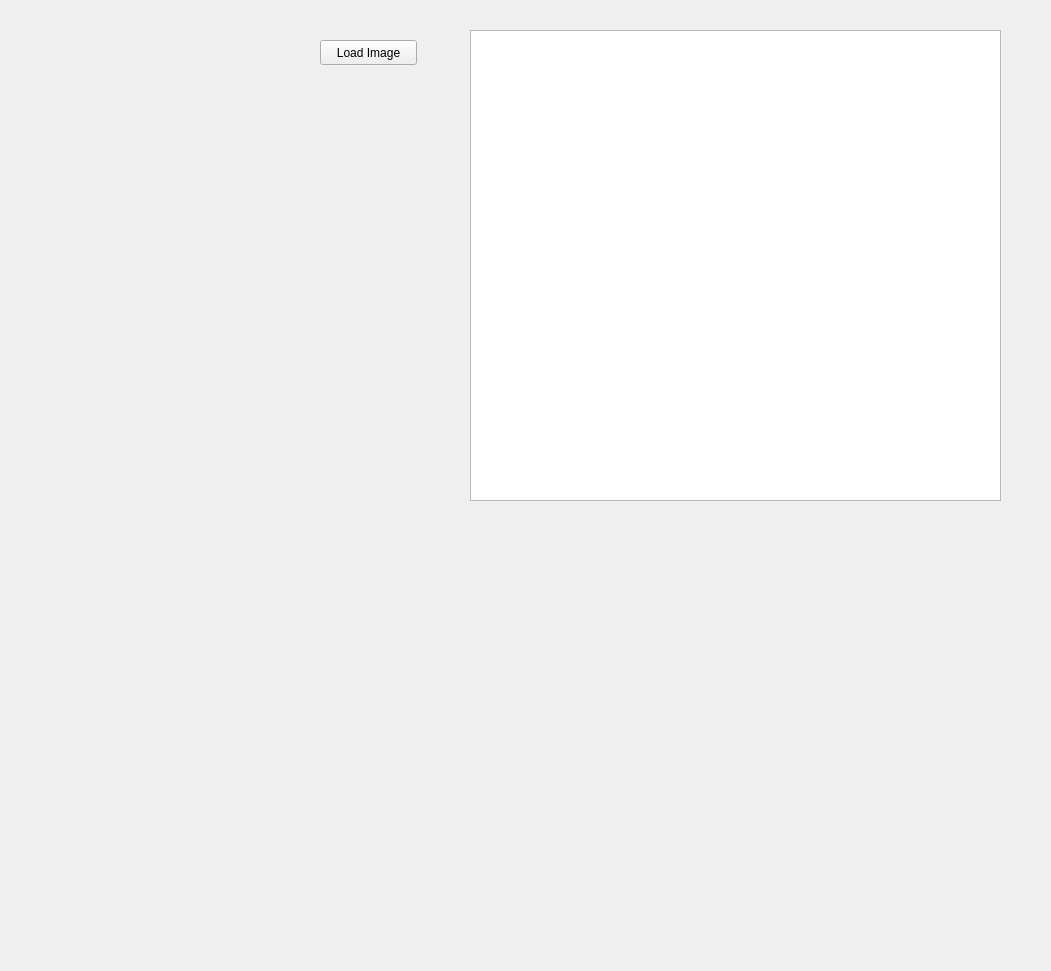
Qt form viewerform.ui (S-N-A/dicomClient) before a commit.
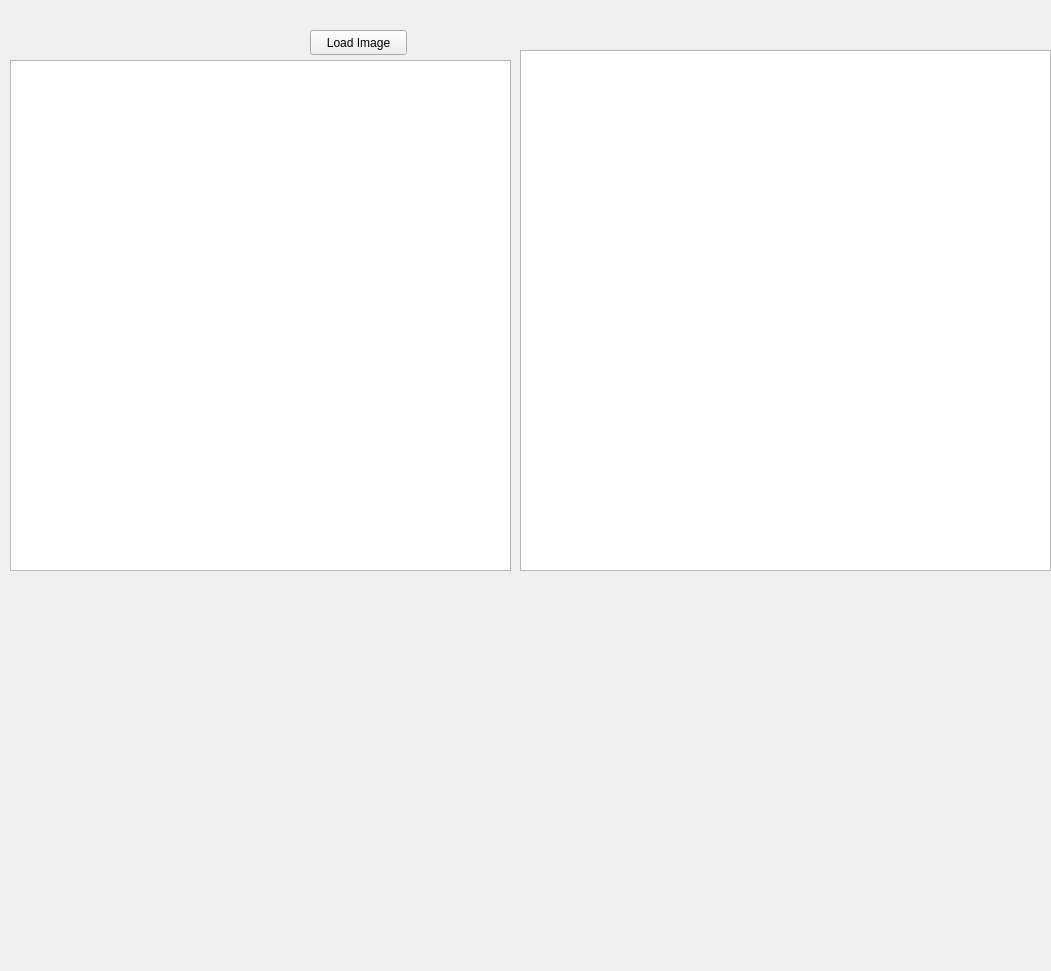
The same form after that commit. Custom widgets are drawn as their Qt base class.

Commit message: Added tabble widget for attribute displaying

What changed in the file:
```diff
--- a/viewerform.ui
+++ b/viewerform.ui
@@ -16,8 +16,8 @@
   <widget class="QPushButton" name="loadImageButton">
    <property name="geometry">
     <rect>
-     <x>320</x>
-     <y>40</y>
+     <x>310</x>
+     <y>30</y>
      <width>97</width>
      <height>25</height>
     </rect>
@@ -29,10 +29,20 @@
   <widget class="SceneZoom" name="dicomGraphicsView">
    <property name="geometry">
     <rect>
-     <x>470</x>
-     <y>30</y>
+     <x>520</x>
+     <y>50</y>
      <width>531</width>
-     <height>471</height>
+     <height>521</height>
+    </rect>
+   </property>
+  </widget>
+  <widget class="QTableWidget" name="dicomAttributeTableWidget">
+   <property name="geometry">
+    <rect>
+     <x>10</x>
+     <y>60</y>
+     <width>501</width>
+     <height>511</height>
     </rect>
    </property>
   </widget>
```
The commit also changes 6 other files.
